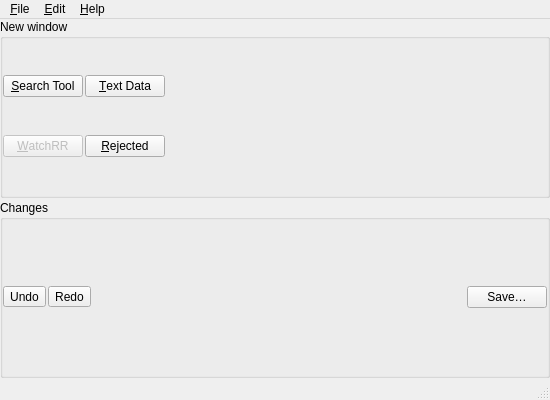
Qt form src/hqc/appwindow.ui (metno/kvhqc) before a commit.
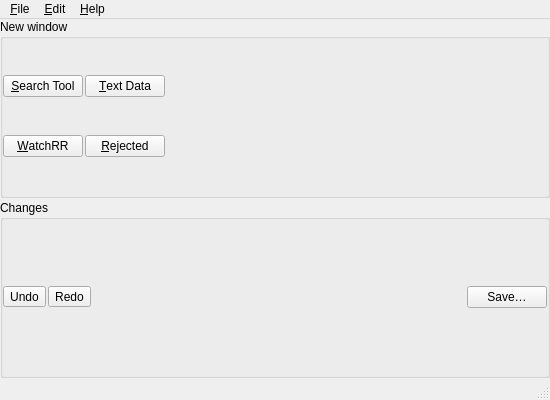
The same form after that commit. Icons and pictures are not drawn.

What changed in the file:
```diff
--- a/src/hqc/appwindow.ui
+++ b/src/hqc/appwindow.ui
@@ -58,9 +58,6 @@
        </item>
        <item row="1" column="0">
         <widget class="QPushButton" name="buttonWatchRR">
-         <property name="enabled">
-          <bool>false</bool>
-         </property>
          <property name="text">
           <string>&amp;WatchRR</string>
          </property>
```
Left out of the diff: 3 changed lines with no effect on the pictures.
